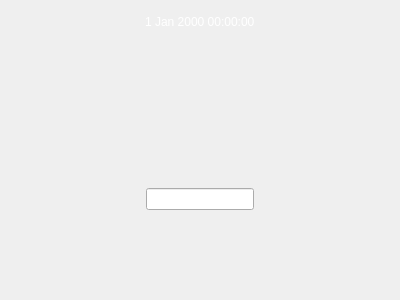
The window that UI/badger_ubuntu_22_04.ui (textbrowser/badger) describes before a commit, drawn with Qt 5.
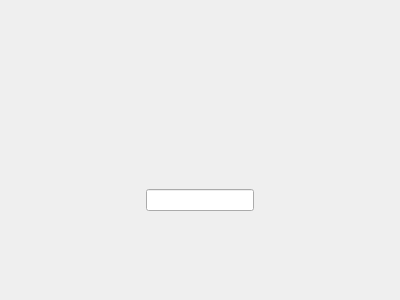
The same window after the commit.

The edit to the form file:
```diff
--- a/UI/badger_ubuntu_22_04.ui
+++ b/UI/badger_ubuntu_22_04.ui
@@ -30,25 +30,10 @@
       </spacer>
      </item>
      <item>
-      <widget class="QDateTimeEdit" name="clock">
-       <property name="styleSheet">
-        <string notr="true">QWidget {background: transparent; color: white;}</string>
-       </property>
-       <property name="frame">
-        <bool>false</bool>
-       </property>
-       <property name="alignment">
-        <set>Qt::AlignCenter</set>
-       </property>
-       <property name="readOnly">
+      <widget class="QToolButton" name="clock">
+       <property name="autoRaise">
         <bool>true</bool>
        </property>
-       <property name="buttonSymbols">
-        <enum>QAbstractSpinBox::NoButtons</enum>
-       </property>
-       <property name="keyboardTracking">
-        <bool>false</bool>
-       </property>
       </widget>
      </item>
      <item>
```
